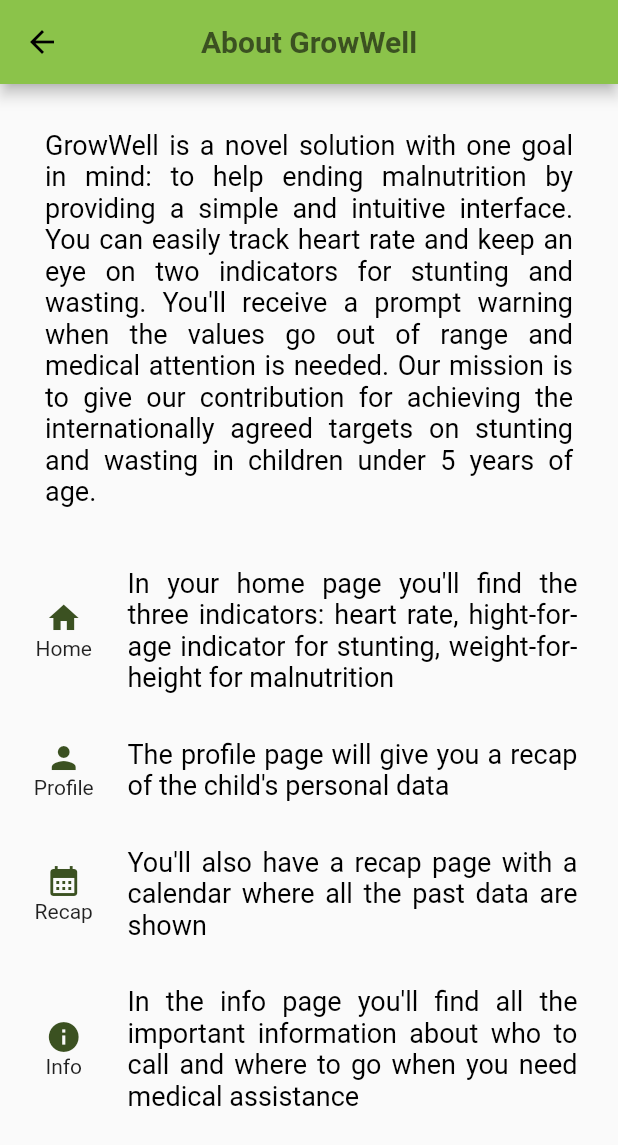
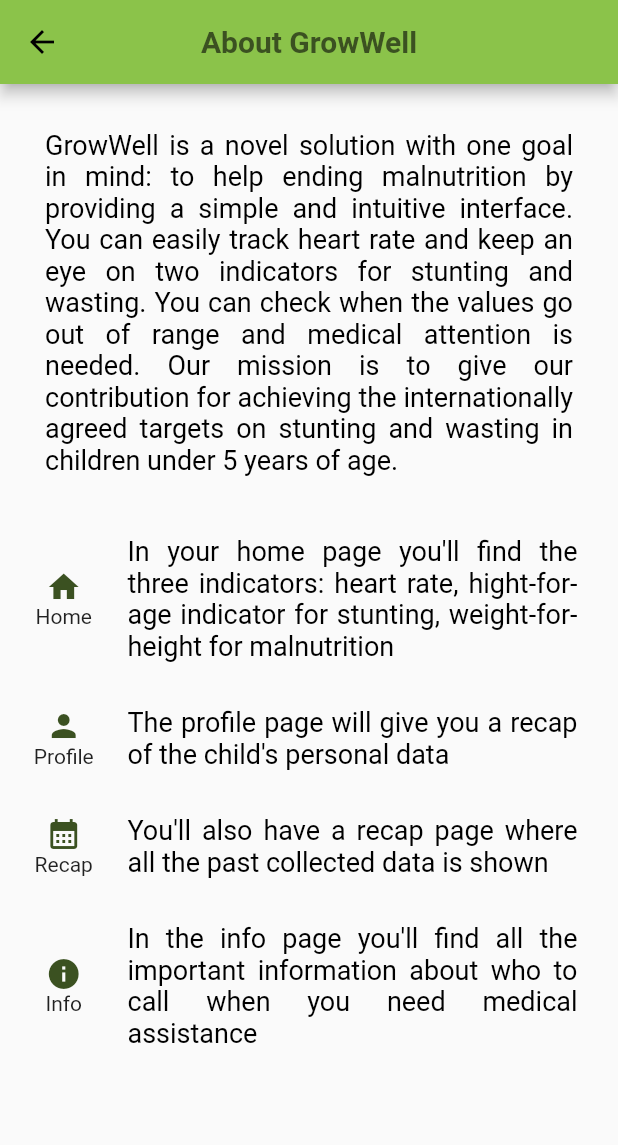
Before and after one commit to saraguida/grow_well, a Flutter app: the AboutPage screen opened directly, on a phone screen of 412 x 824 dp. Shown: the top 1145 px of the screen. Run offline on Flutter 3.47's test engine with Material 2 defaults, Android fonts, the phone set to English and light mode, and no system bars; our stand-ins replace dropdown_button2, floor, flutter_login, jwt_decoder, shared_preferences, sqflite; missing offline and left inert: excel, simple_line_chart; accounts and stored records are empty; generated files the repository leaves out were written again.

Commit message:
[main] updated about page

```diff
--- a/grow_well/lib/screens/AboutPage.dart
+++ b/grow_well/lib/screens/AboutPage.dart
@@ -23,7 +23,7 @@
               Container(
                 padding: const EdgeInsets.fromLTRB(30, 30, 30, 20),
                 child: const Text(
-                    "GrowWell is a novel solution with one goal in mind: to help ending malnutrition by providing a simple and intuitive interface. You can easily track heart rate and keep an eye on two indicators for stunting and wasting. You'll receive a prompt warning when the values go out of range and medical attention is needed. Our mission is to give our contribution for achieving the internationally agreed targets on stunting and wasting in children under 5 years of age.",
+                    "GrowWell is a novel solution with one goal in mind: to help ending malnutrition by providing a simple and intuitive interface. You can easily track heart rate and keep an eye on two indicators for stunting and wasting. You can check when the values go out of range and medical attention is needed. Our mission is to give our contribution for achieving the internationally agreed targets on stunting and wasting in children under 5 years of age.",
                     style: TextStyle(
                         fontWeight: FontWeight.normal,
                         fontSize: 18,
@@ -41,11 +41,11 @@
 
               // 4°
               _elencoPuntato(0xf06bb, "Recap",
-                  "You'll also have a recap page with a calendar where all the past data are shown"),
+                  "You'll also have a recap page where all the past collected data is shown"),
 
               // 5°
               _elencoPuntato(0xe33c, "Info",
-                  "In the info page you'll find all the important information about who to call and where to go when you need medical assistance")
+                  "In the info page you'll find all the important information about who to call when you need medical assistance")
             ],
           ),
         ));
```
